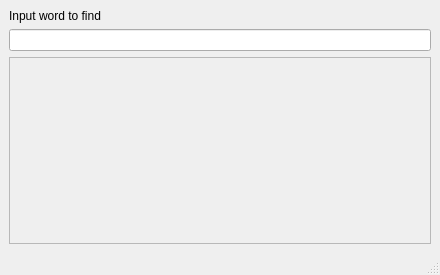
The window that mainwindow.ui (Natallem/dictionary-qt-jb-task) describes before a commit, drawn with Qt 5.
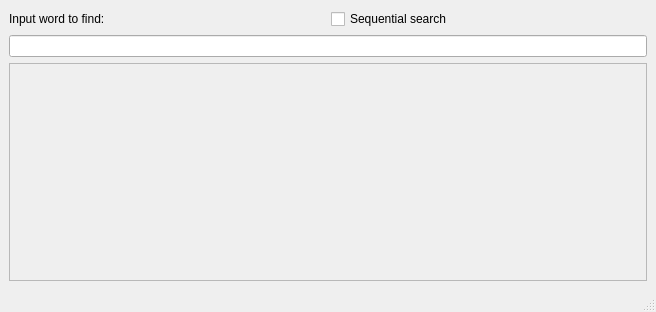
The same window after the commit.

Patch:
```diff
--- a/mainwindow.ui
+++ b/mainwindow.ui
@@ -6,8 +6,8 @@
    <rect>
     <x>0</x>
     <y>0</y>
-    <width>440</width>
-    <height>275</height>
+    <width>656</width>
+    <height>312</height>
    </rect>
   </property>
   <property name="minimumSize">
@@ -23,17 +23,24 @@
    <layout class="QHBoxLayout" name="horizontalLayout">
     <item>
      <layout class="QGridLayout" name="gridLayout">
-      <item row="0" column="0">
+      <item row="4" column="0">
        <widget class="QLabel" name="label_title">
         <property name="text">
-         <string>Input word to find</string>
+         <string>Input word to find:</string>
         </property>
        </widget>
       </item>
-      <item row="1" column="0">
+      <item row="4" column="1">
+       <widget class="QCheckBox" name="check_box">
+        <property name="text">
+         <string>Sequential search</string>
+        </property>
+       </widget>
+      </item>
+      <item row="6" column="0" colspan="2">
        <widget class="QLineEdit" name="input_edit"/>
       </item>
-      <item row="3" column="0">
+      <item row="8" column="0" colspan="2">
        <widget class="QScrollArea" name="scroll_area">
         <property name="widgetResizable">
          <bool>true</bool>
@@ -43,8 +50,8 @@
           <rect>
            <x>0</x>
            <y>0</y>
-           <width>418</width>
-           <height>183</height>
+           <width>634</width>
+           <height>214</height>
           </rect>
          </property>
         </widget>
```
